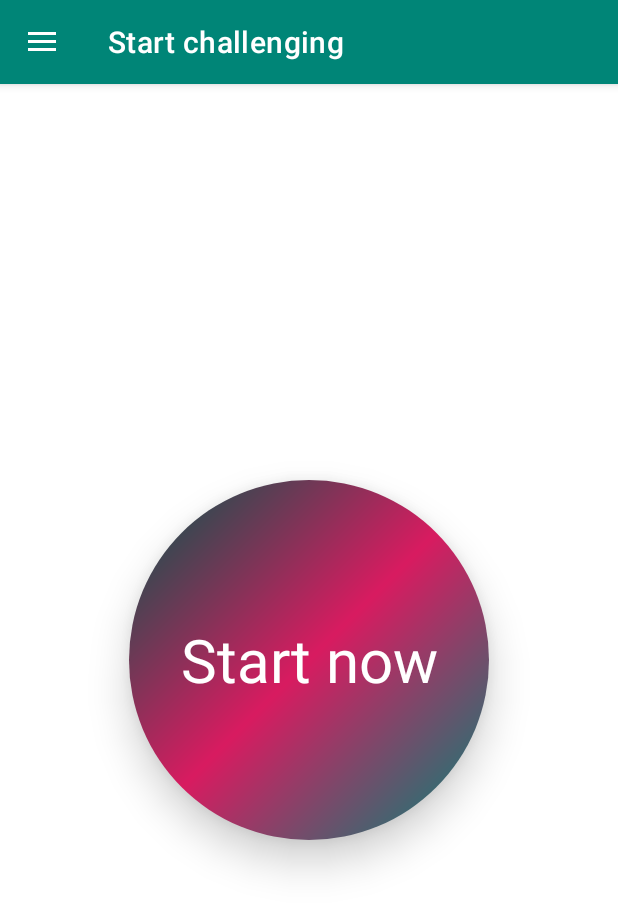
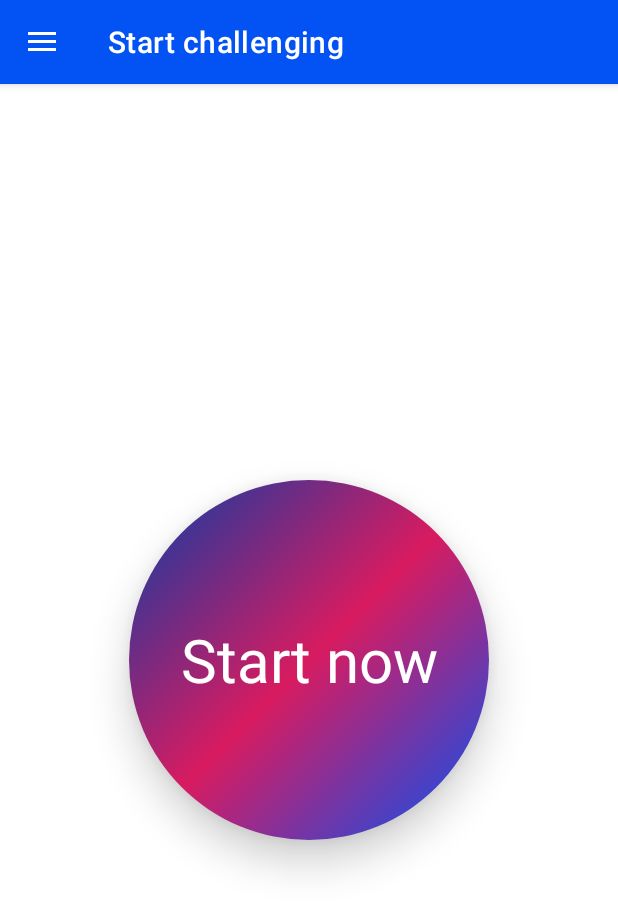
Before and after one commit to sowmyav24/challenge-tracker, an Android app: the screen it shows after launch (MainActivity), on a phone screen of 412 x 824 dp. Shown: the top 912 px of the screen. Run offline under Robolectric (Android 15) with nearby library versions, the phone set to English and light mode, and no system bars; our stand-ins replace Room's generated code, navigation-ui.

Commit message:
Set different theme

```diff
--- a/app/src/main/java/scheduler/org/challengetracker/ui/challengeDetails/ChallengeDetailsViewHolder.kt
+++ b/app/src/main/java/scheduler/org/challengetracker/ui/challengeDetails/ChallengeDetailsViewHolder.kt
@@ -13,7 +13,7 @@ class ChallengeDetailsViewHolder(view: View) : RecyclerView.ViewHolder(view) {
     private val date = view.notes_date
 
     fun setData(challengeDetails: ChallengeDetails) {
-        val formattedDate = SimpleDateFormat("MMM dd, yyyy").format(challengeDetails.date)
+        val formattedDate = SimpleDateFormat("MMM dd, yyyy HH:mm").format(challengeDetails.date)
         notes.text = if (challengeDetails.notes.isNotEmpty()) challengeDetails.notes else "-"
         date.text = formattedDate
     }
--- a/app/src/main/res/layout/fragment_challenge.xml
+++ b/app/src/main/res/layout/fragment_challenge.xml
@@ -3,6 +3,7 @@
     xmlns:app="http://schemas.android.com/apk/res-auto"
     android:layout_width="match_parent"
     android:layout_height="match_parent"
+    xmlns:tools="http://schemas.android.com/tools"
     android:background="@color/white">
 
     <com.google.android.material.textfield.TextInputLayout
@@ -36,6 +37,7 @@
         android:textAlignment="center"
         android:textColor="@color/white"
         android:textSize="@dimen/dimen_text_40"
+        tools:background="@drawable/ic_count_background"
         app:layout_constraintBottom_toBottomOf="parent"
         app:layout_constraintEnd_toEndOf="parent"
         app:layout_constraintStart_toStartOf="parent"
--- a/app/src/main/res/layout/fragment_challenge_details.xml
+++ b/app/src/main/res/layout/fragment_challenge_details.xml
@@ -27,7 +27,7 @@
         android:layout_marginEnd="@dimen/dimen_16"
         android:background="@drawable/rounded_small_text_view"
         android:gravity="center"
-        android:textColor="@color/black"
+        android:textColor="@color/white"
         android:textSize="@dimen/dimen_text_16"
         app:layout_constraintEnd_toEndOf="parent"
         app:layout_constraintTop_toTopOf="parent"
--- a/app/src/main/res/values/colors.xml
+++ b/app/src/main/res/values/colors.xml
@@ -1,7 +1,7 @@
 <?xml version="1.0" encoding="utf-8"?>
 <resources>
-    <color name="colorPrimary">#008577</color>
-    <color name="colorPrimaryDark">#00574B</color>
+    <color name="colorPrimary">#0353F4</color>
+    <color name="colorPrimaryDark">#063DA7</color>
     <color name="colorAccent">#D81B60</color>
     <color name="white">#ffffff</color>
     <color name="black">#000000</color>
```
